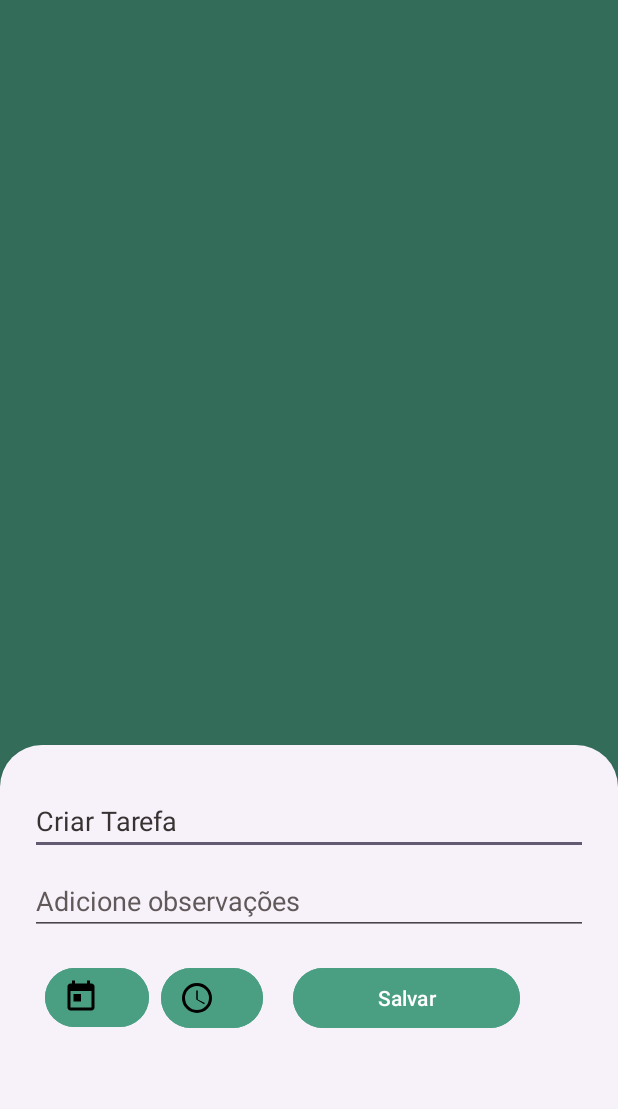
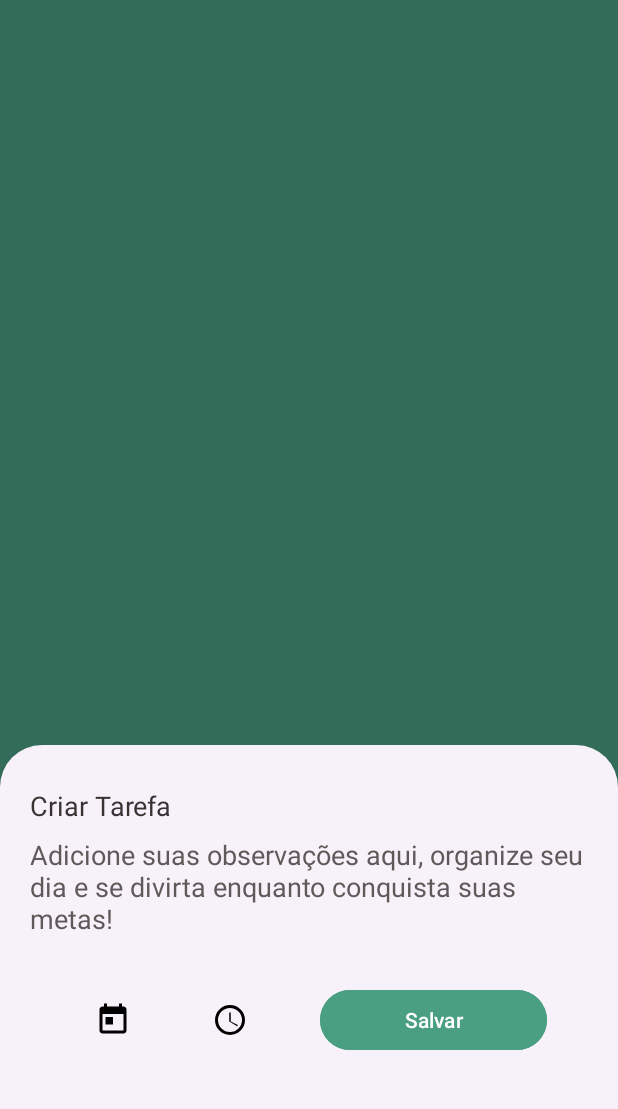
Before and after one commit to DevGabrielC1/IARTS---projeto, an Android app: the fragment CreateTaskModal placed in its activity, on a phone screen of 412 x 824 dp, the part 121-1230 px from its top. Run offline under Robolectric (Android 15) with nearby library versions, the phone set to English and light mode, and no system bars; Roboto replaces fonts that are not available here.

Commit message:
atualizando modal de criar tarefa

```diff
--- a/app/src/main/res/drawable/ic_calendar.xml
+++ b/app/src/main/res/drawable/ic_calendar.xml
@@ -1,9 +1,14 @@
 <vector xmlns:android="http://schemas.android.com/apk/res/android"
-    android:width="24dp"
-    android:height="24dp"
-    android:viewportWidth="24"
-    android:viewportHeight="24">
-    <path
-        android:fillColor="#000"
-        android:pathData="M19,3h-1V1h-2v2H8V1H6v2H5c-1.1,0 -2,0.9 -2,2v14c0,1.1 0.9,2 2,2h14c1.1,0 2,-0.9 2,-2V5c0,-1.1 -0.9,-2 -2,-2zm0,16H5V8h14v11zM7,10h5v5H7z"/>
+    android:width="60dp"
+    android:height="60dp"
+    android:viewportWidth="60"
+    android:viewportHeight="60">
+
+    <group
+        android:translateX="18"
+        android:translateY="18">
+        <path
+            android:fillColor="#000000"
+            android:pathData="M19,3h-1V1h-2v2H8V1H6v2H5c-1.1,0 -2,0.9 -2,2v14c0,1.1 0.9,2 2,2h14c1.1,0 2,-0.9 2,-2V5c0,-1.1 -0.9,-2 -2,-2zm0,16H5V8h14v11zM7,10h5v5H7z"/>
+    </group>
 </vector>
--- a/app/src/main/res/drawable/ic_clock.xml
+++ b/app/src/main/res/drawable/ic_clock.xml
@@ -1,9 +1,14 @@
 <vector xmlns:android="http://schemas.android.com/apk/res/android"
-    android:width="24dp"
-    android:height="24dp"
-    android:viewportWidth="24"
-    android:viewportHeight="24">
-    <path
-        android:fillColor="#000"
-        android:pathData="M12,2a10,10 0 1,0 10,10A10,10 0 0,0 12,2zm0,18a8,8 0 1,1 8,-8 8,8 0 0,1 -8,8zm0.5,-13h-1v6l5.25,3.15 0.5,-0.85L12.5,13z"/>
+    android:width="60dp"
+    android:height="60dp"
+    android:viewportWidth="60"
+    android:viewportHeight="60">
+
+    <group
+        android:translateX="18"
+        android:translateY="18">
+        <path
+            android:fillColor="#000"
+            android:pathData="M12,2a10,10 0 1,0 10,10A10,10 0 0,0 12,2zm0,18a8,8 0 1,1 8,-8 8,8 0 0,1 -8,8zm0.5,-13h-1v6l5.25,3.15 0.5,-0.85L12.5,13z"/>
+    </group>
 </vector>
--- a/app/src/main/res/layout/create_task_modal.xml
+++ b/app/src/main/res/layout/create_task_modal.xml
@@ -12,9 +12,9 @@
         android:layout_below="@id/text_view_task"
         android:layout_marginTop="8dp"
         android:hint="Criar Tarefa"
-        android:textColorHighlight="#2E2B2B"
-        android:textColorHint="#383232"
-        android:textColorLink="#0B0B0B" />
+        android:textColorHighlight="#0000"
+        android:background="@android:color/transparent"
+        android:textColorHint="#383232" />
 
     <EditText
         android:id="@+id/notes_edit_text_add"
@@ -22,9 +22,9 @@
         android:layout_height="wrap_content"
         android:layout_below="@id/text_view_notes"
         android:layout_marginTop="8dp"
-        android:hint="Adicione observações"
-        android:textColor="#453C3C"
-        android:textColorHighlight="#3A3838"
+        android:hint="Adicione suas observações aqui, organize seu dia e se divirta enquanto conquista suas metas!"
+        android:textColorHighlight="#0000"
+        android:background="@android:color/transparent"
         android:textColorHint="#615959" />
 
     <LinearLayout
@@ -32,34 +32,37 @@
         android:layout_width="match_parent"
         android:layout_height="wrap_content"
         android:orientation="horizontal"
+        android:gravity="center_horizontal"
         android:padding="10dp">
 
         <Button
             android:id="@+id/button_select_due_date_add"
-            android:layout_width="69dp"
-            android:layout_height="47dp"
-            android:layout_marginTop="8dp"
+            android:layout_width="70dp"
+            android:layout_height="70dp"
+            android:layout_marginTop="10dp"
             android:layout_marginRight="8dp"
-            android:text="Selecionar Data"
-            android:drawableLeft="@drawable/ic_calendar"
-            android:backgroundTint="#4A9F82" />
+            android:background="#70FF0000"
+            android:text=""
+            android:drawableRight="@drawable/ic_calendar" />
 
         <Button
             android:id="@+id/button_select_due_time_add"
-            android:layout_width="68dp"
-            android:layout_height="48dp"
-            android:text="Selecionar Hora"
-            android:drawableLeft="@drawable/ic_clock"
-            android:layout_marginTop="8dp"
-            android:backgroundTint="#4A9F82" />
+            android:layout_width="70dp"
+            android:layout_height="70dp"
+            android:layout_marginTop="10dp"
+            android:layout_marginRight="8dp"
+            android:background="#70FF0000"
+            android:text=""
+            android:drawableRight="@drawable/ic_clock" />
+
 
         <Button
             android:id="@+id/button_add_task_add"
             android:layout_width="151dp"
             android:layout_height="wrap_content"
             android:layout_below="@id/notes_edit_text_add"
-            android:layout_marginLeft="20dp"
-            android:layout_marginTop="8dp"
+            android:layout_marginLeft="10dp"
+            android:layout_marginTop="10dp"
             android:backgroundTint="#4A9F82"
             android:text="Salvar"
             android:textColor="@color/white" />
```
